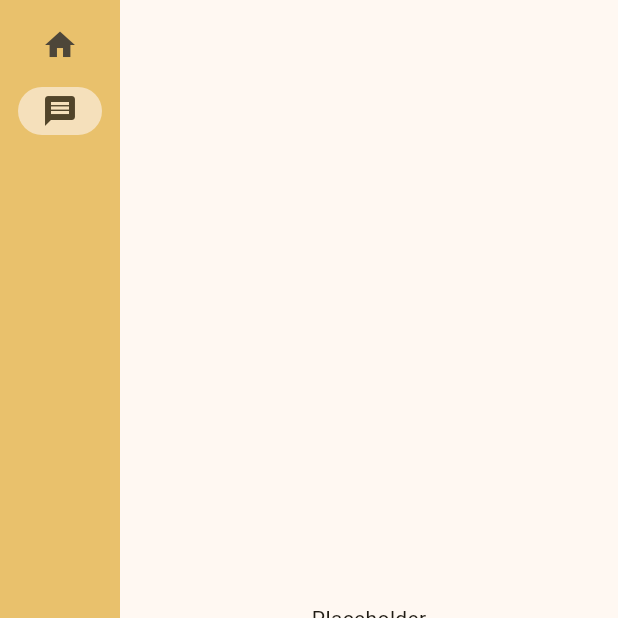
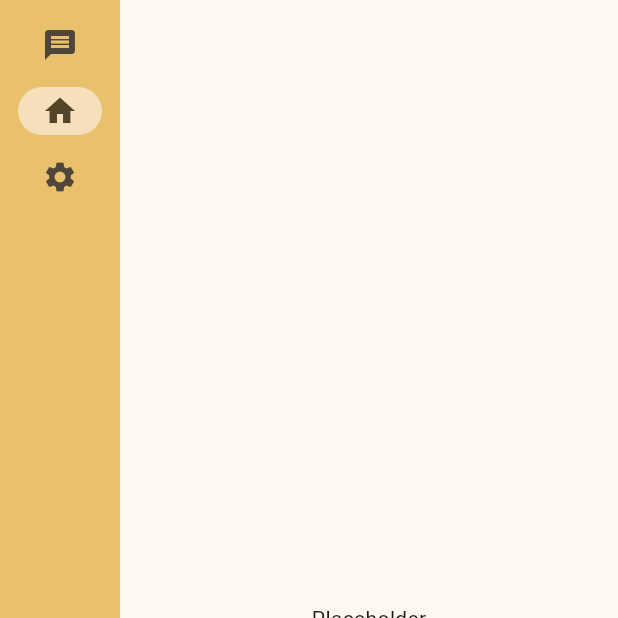
Before and after one commit to roeland-frans/nativegpt, a Flutter app: the screen it shows after launch, after a tap on "Knowledge base", on a phone screen of 412 x 824 dp, the top half of it. Run offline on Flutter 3.47's test engine with Material 2 defaults, Android fonts, the phone set to English and light mode, and no system bars.

Commit message:
Added KnowledgeBasePage and SettingsPage class in "page.dart", added a Settings option in the navigation bar

```diff
--- a/lib/app.dart
+++ b/lib/app.dart
@@ -52,7 +52,10 @@ class _MyHomePageState extends State<MyHomePage> {
         page = MessagePage(eventStream: eventStream,);
         break;
       case 1:
-        page = MainPage();
+        page = KnowledgeBasePage();
+        break;
+      case 2:
+        page = SettingsPage();
         break;
       default:
         throw UnimplementedError('no widget for $selectedIndex');
@@ -69,12 +72,16 @@ class _MyHomePageState extends State<MyHomePage> {
                     extended: constraints.maxWidth >= 600,
                     destinations: [
                       NavigationRailDestination(
-                        icon: Icon(Icons.home),
+                        icon: Icon(Icons.message),
                         label: Text('Messages'),
                       ),
                       NavigationRailDestination(
-                        icon: Icon(Icons.message),
+                        icon: Icon(Icons.home),
                         label: Text('Knowledge base'),
+                      ),
+                      NavigationRailDestination(
+                        icon: Icon(Icons.settings),
+                        label: Text('Settings'),
                       ),
                     ],
                     selectedIndex: selectedIndex,
@@ -97,19 +104,3 @@ class _MyHomePageState extends State<MyHomePage> {
     );
   }
 }
-
-
-class MainPage extends StatelessWidget {
-
-  @override
-  Widget build(BuildContext context) {
-    return Column(
-      mainAxisAlignment: MainAxisAlignment.center,
-      children: <Widget>[
-        const Text(
-          'Placeholder',
-        ),
-      ],
-    );
-  }
-}
```
Also changed, not shown: lib/ui/page.dart (+28 -0 lines).
